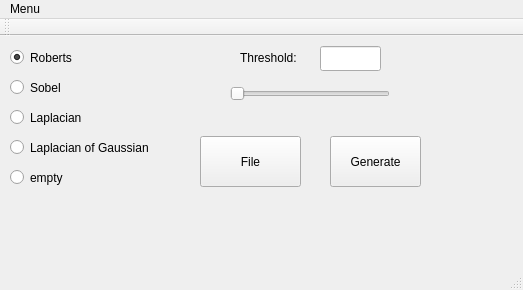
This is qwidget_gui/mainwindow.ui in 18yb/imageStitcher as Qt 5 draws it before an edit. The edited form follows.
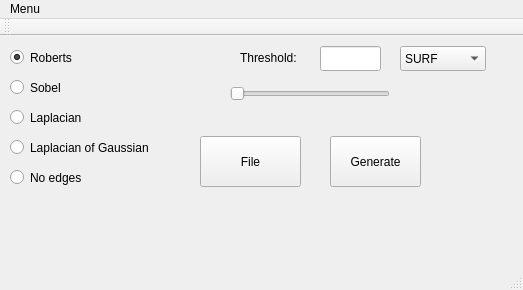
This is the edited form.

```diff
--- a/qwidget_gui/mainwindow.ui
+++ b/qwidget_gui/mainwindow.ui
@@ -137,7 +137,7 @@
      </rect>
     </property>
     <property name="text">
-     <string>empty</string>
+     <string>No edges</string>
     </property>
    </widget>
    <widget class="QPushButton" name="pushButton_2">
@@ -153,6 +153,36 @@
      <string>File</string>
     </property>
    </widget>
+   <widget class="QComboBox" name="comboBox">
+    <property name="geometry">
+     <rect>
+      <x>400</x>
+      <y>10</y>
+      <width>86</width>
+      <height>25</height>
+     </rect>
+    </property>
+    <item>
+     <property name="text">
+      <string>SURF</string>
+     </property>
+    </item>
+    <item>
+     <property name="text">
+      <string>SIFT</string>
+     </property>
+    </item>
+    <item>
+     <property name="text">
+      <string>HOG</string>
+     </property>
+    </item>
+    <item>
+     <property name="text">
+      <string>HARRIS</string>
+     </property>
+    </item>
+   </widget>
   </widget>
   <widget class="QMenuBar" name="menuBar">
    <property name="geometry">
```
